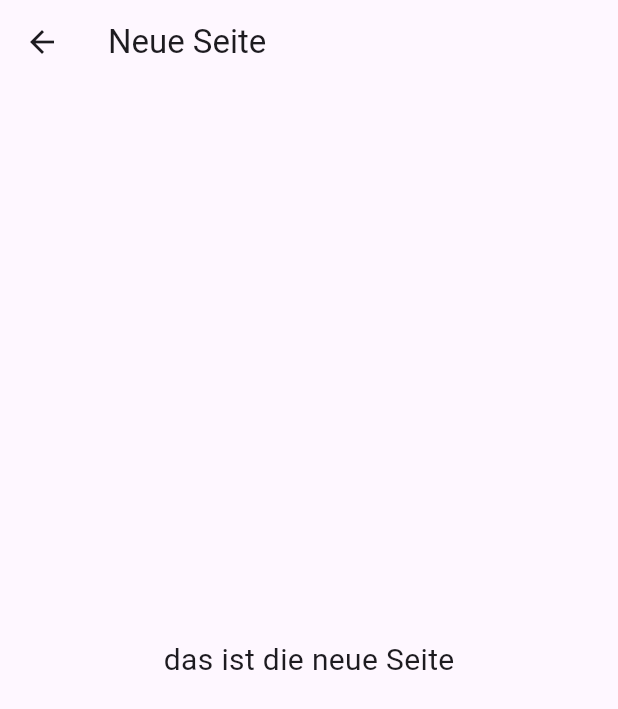
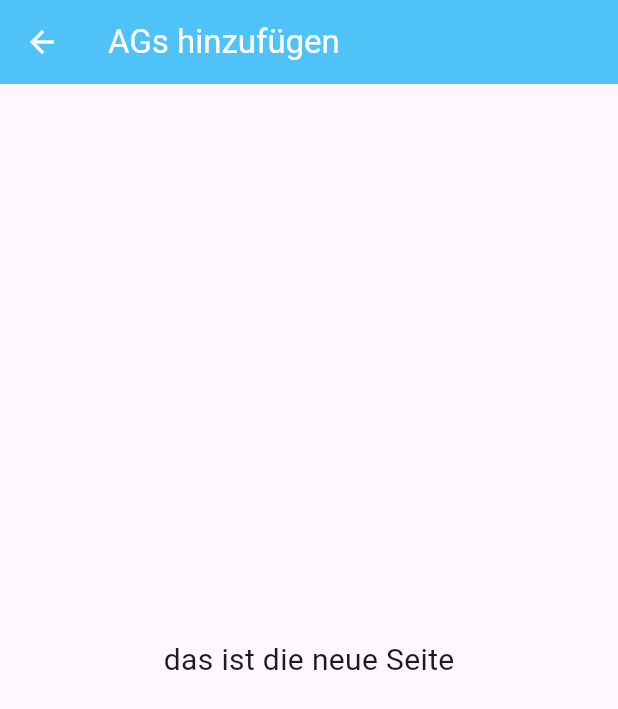
Before and after one commit to lev408/AG-App, a Flutter app: the DetailedPage screen opened directly, on a phone screen of 412 x 824 dp. Shown: the top 709 px of the screen. Run offline on Flutter 3.47's test engine with Material 3 defaults, Android fonts, the phone set to English and light mode, and no system bars.

Commit message:
.
Beim Plus wird die neue seite geöffnet, wo man die Themen hinzufügen kann (Für Lehrer)

```diff
--- a/lib/pages/detailed_page.dart
+++ b/lib/pages/detailed_page.dart
@@ -8,7 +8,10 @@ class DetailedPage extends StatelessWidget {
   Widget build(BuildContext context) {
     return Scaffold(
       appBar: AppBar(
-        title: const Text('Neue Seite'),
+        title: const Text('AGs hinzufügen'
+        ),
+        backgroundColor: Colors.lightBlue.shade300,
+        foregroundColor: Colors.white,
       ),
       body: const Center(
         child: Text('das ist die neue Seite',
```
Also changed, not shown: lib/pages/home_page.dart (+7 -1 lines).
